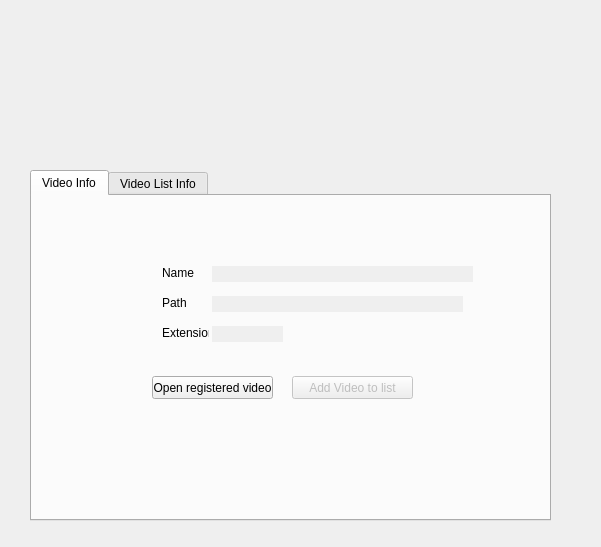
First picture: the form in src/telacadastrolistafilme.ui, repository EthoWatcher/ethowatcher, before the edit.
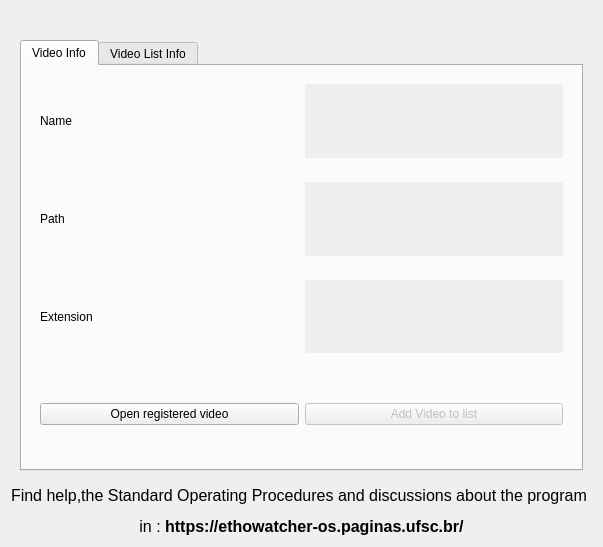
Second picture: the form after the edit. Icons and pictures are not drawn.

The edit to the form file:
```diff
--- a/src/telacadastrolistafilme.ui
+++ b/src/telacadastrolistafilme.ui
@@ -13,28 +13,35 @@
   <property name="windowTitle">
    <string>Build video file list</string>
   </property>
+  <layout class="QVBoxLayout" name="verticalLayout_3">
+   <item>
+    <widget class="QLabel" name="label_2">
+     <property name="maximumSize">
+      <size>
+       <width>16777215</width>
+       <height>100</height>
+      </size>
+     </property>
+     <property name="text">
+      <string/>
+     </property>
+     <property name="pixmap">
+      <pixmap resource="resourcefile.qrc">:/icons/ethowatcher_logo_os.png</pixmap>
+     </property>
+     <property name="scaledContents">
+      <bool>true</bool>
+     </property>
+    </widget>
+   </item>
+   <item>
   <widget class="QStackedWidget" name="stackedWidget">
-   <property name="geometry">
-    <rect>
-     <x>10</x>
-     <y>150</y>
-     <width>571</width>
-     <height>371</height>
-    </rect>
-   </property>
    <property name="currentIndex">
     <number>0</number>
    </property>
    <widget class="QWidget" name="page">
+      <layout class="QHBoxLayout" name="horizontalLayout_6">
+       <item>
     <widget class="QTabWidget" name="tabWidget">
-     <property name="geometry">
-      <rect>
-       <x>20</x>
-       <y>20</y>
-       <width>521</width>
-       <height>351</height>
-      </rect>
-     </property>
      <property name="currentIndex">
       <number>0</number>
      </property>
@@ -42,57 +49,19 @@
       <attribute name="title">
        <string>Video Info</string>
       </attribute>
-      <widget class="QPushButton" name="pbOpenXml">
-       <property name="geometry">
-        <rect>
-         <x>120</x>
-         <y>180</y>
-         <width>121</width>
-         <height>23</height>
-        </rect>
-       </property>
-       <property name="text">
-        <string>Open registered video</string>
-       </property>
-      </widget>
-      <widget class="QPushButton" name="pbAddVideo">
-       <property name="enabled">
-        <bool>false</bool>
-       </property>
-       <property name="geometry">
-        <rect>
-         <x>260</x>
-         <y>180</y>
-         <width>121</width>
-         <height>23</height>
-        </rect>
-       </property>
-       <property name="text">
-        <string>Add Video to list</string>
-       </property>
-      </widget>
+          <layout class="QVBoxLayout" name="verticalLayout">
+           <item>
+            <widget class="QWidget" name="widget" native="true">
+             <layout class="QHBoxLayout" name="horizontalLayout">
+              <item>
       <widget class="QLabel" name="label">
-       <property name="geometry">
-        <rect>
-         <x>130</x>
-         <y>70</y>
-         <width>47</width>
-         <height>13</height>
-        </rect>
-       </property>
        <property name="text">
         <string>Name</string>
        </property>
       </widget>
+              </item>
+              <item>
       <widget class="QLabel" name="lblNome">
-       <property name="geometry">
-        <rect>
-         <x>180</x>
-         <y>70</y>
-         <width>261</width>
-         <height>16</height>
-        </rect>
-       </property>
        <property name="autoFillBackground">
         <bool>true</bool>
        </property>
@@ -100,44 +69,22 @@
         <string/>
        </property>
       </widget>
-      <widget class="QLabel" name="lblCaminho">
-       <property name="geometry">
-        <rect>
-         <x>180</x>
-         <y>100</y>
-         <width>251</width>
-         <height>16</height>
-        </rect>
-       </property>
-       <property name="autoFillBackground">
-        <bool>true</bool>
-       </property>
-       <property name="text">
-        <string/>
-       </property>
-      </widget>
+              </item>
+             </layout>
+            </widget>
+           </item>
+           <item>
+            <widget class="QWidget" name="widget_2" native="true">
+             <layout class="QHBoxLayout" name="horizontalLayout_2">
+              <item>
       <widget class="QLabel" name="label_4">
-       <property name="geometry">
-        <rect>
-         <x>130</x>
-         <y>100</y>
-         <width>47</width>
-         <height>13</height>
-        </rect>
-       </property>
        <property name="text">
         <string>Path</string>
        </property>
       </widget>
-      <widget class="QLabel" name="lblExtensao">
-       <property name="geometry">
-        <rect>
-         <x>180</x>
-         <y>130</y>
-         <width>71</width>
-         <height>16</height>
-        </rect>
-       </property>
+              </item>
+              <item>
+               <widget class="QLabel" name="lblCaminho">
        <property name="autoFillBackground">
         <bool>true</bool>
        </property>
@@ -145,62 +92,91 @@
         <string/>
        </property>
       </widget>
+              </item>
+             </layout>
+            </widget>
+           </item>
+           <item>
+            <widget class="QWidget" name="widget_3" native="true">
+             <layout class="QHBoxLayout" name="horizontalLayout_3">
+              <item>
       <widget class="QLabel" name="label_6">
-       <property name="geometry">
-        <rect>
-         <x>130</x>
-         <y>130</y>
-         <width>47</width>
-         <height>13</height>
-        </rect>
-       </property>
        <property name="text">
         <string>Extension</string>
        </property>
       </widget>
+              </item>
+              <item>
+               <widget class="QLabel" name="lblExtensao">
+                <property name="autoFillBackground">
+                 <bool>true</bool>
+                </property>
+                <property name="text">
+                 <string/>
+                </property>
+               </widget>
+              </item>
+             </layout>
+            </widget>
+           </item>
+           <item>
+            <widget class="QWidget" name="widget_4" native="true">
+             <layout class="QHBoxLayout" name="horizontalLayout_4">
+              <item>
+               <widget class="QPushButton" name="pbOpenXml">
+                <property name="text">
+                 <string>Open registered video</string>
+                </property>
+               </widget>
+              </item>
+              <item>
+               <widget class="QPushButton" name="pbAddVideo">
+                <property name="enabled">
+                 <bool>false</bool>
+                </property>
+                <property name="text">
+                 <string>Add Video to list</string>
+                </property>
+               </widget>
+              </item>
+             </layout>
+            </widget>
+           </item>
+          </layout>
      </widget>
      <widget class="QWidget" name="tab_2">
       <attribute name="title">
        <string>Video List Info</string>
       </attribute>
-      <widget class="QListWidget" name="listWidget">
-       <property name="geometry">
-        <rect>
-         <x>20</x>
-         <y>20</y>
-         <width>471</width>
-         <height>261</height>
-        </rect>
-       </property>
-      </widget>
+          <layout class="QVBoxLayout" name="verticalLayout_2">
+           <item>
+            <widget class="QListWidget" name="listWidget"/>
+           </item>
+           <item>
+            <widget class="QWidget" name="widget_5" native="true">
+             <layout class="QHBoxLayout" name="horizontalLayout_5">
+              <item>
       <widget class="QPushButton" name="pbDeletar">
-       <property name="geometry">
-        <rect>
-         <x>30</x>
-         <y>290</y>
-         <width>75</width>
-         <height>23</height>
-        </rect>
-       </property>
        <property name="text">
         <string>Delete</string>
        </property>
       </widget>
+              </item>
+              <item>
       <widget class="QPushButton" name="pbGravarXML">
-       <property name="geometry">
-        <rect>
-         <x>400</x>
-         <y>290</y>
-         <width>75</width>
-         <height>23</height>
-        </rect>
-       </property>
        <property name="text">
         <string>Save</string>
        </property>
       </widget>
-     </widget>
-    </widget>
+              </item>
+             </layout>
+            </widget>
+           </item>
+          </layout>
+         </widget>
+        </widget>
+       </item>
+      </layout>
    </widget>
    <widget class="QWidget" name="page_2">
     <widget class="QPushButton" name="pushButton">
@@ -231,25 +207,15 @@
     </widget>
    </widget>
   </widget>
-  <widget class="QLabel" name="label_2">
-   <property name="geometry">
-    <rect>
-     <x>10</x>
-     <y>30</y>
-     <width>571</width>
-     <height>81</height>
-    </rect>
-   </property>
+   </item>
+   <item>
+    <widget class="QLabel" name="label_3">
    <property name="text">
-    <string/>
-   </property>
-   <property name="pixmap">
-    <pixmap resource="resourcefile.qrc">:/icons/ethowatcher_logo_os.png</pixmap>
-   </property>
-   <property name="scaledContents">
-    <bool>true</bool>
-   </property>
-  </widget>
+      <string>&lt;html&gt;&lt;head/&gt;&lt;body&gt;&lt;p&gt;&lt;span style=&quot; font-size:12pt;&quot;&gt;Find help,the Standard Operating Procedures and discussions about the program &lt;/span&gt;&lt;/p&gt;&lt;p align=&quot;center&quot;&gt;&lt;span style=&quot; font-size:12pt;&quot;&gt;in : &lt;/span&gt;&lt;span style=&quot; font-size:12pt; font-weight:600;&quot;&gt;https://ethowatcher-os.paginas.ufsc.br/&lt;/span&gt;&lt;/p&gt;&lt;/body&gt;&lt;/html&gt;</string>
+     </property>
+    </widget>
+   </item>
+  </layout>
  </widget>
  <resources>
   <include location="resourcefile.qrc"/>
```
Lines whose indentation alone changed are shown as unchanged.
